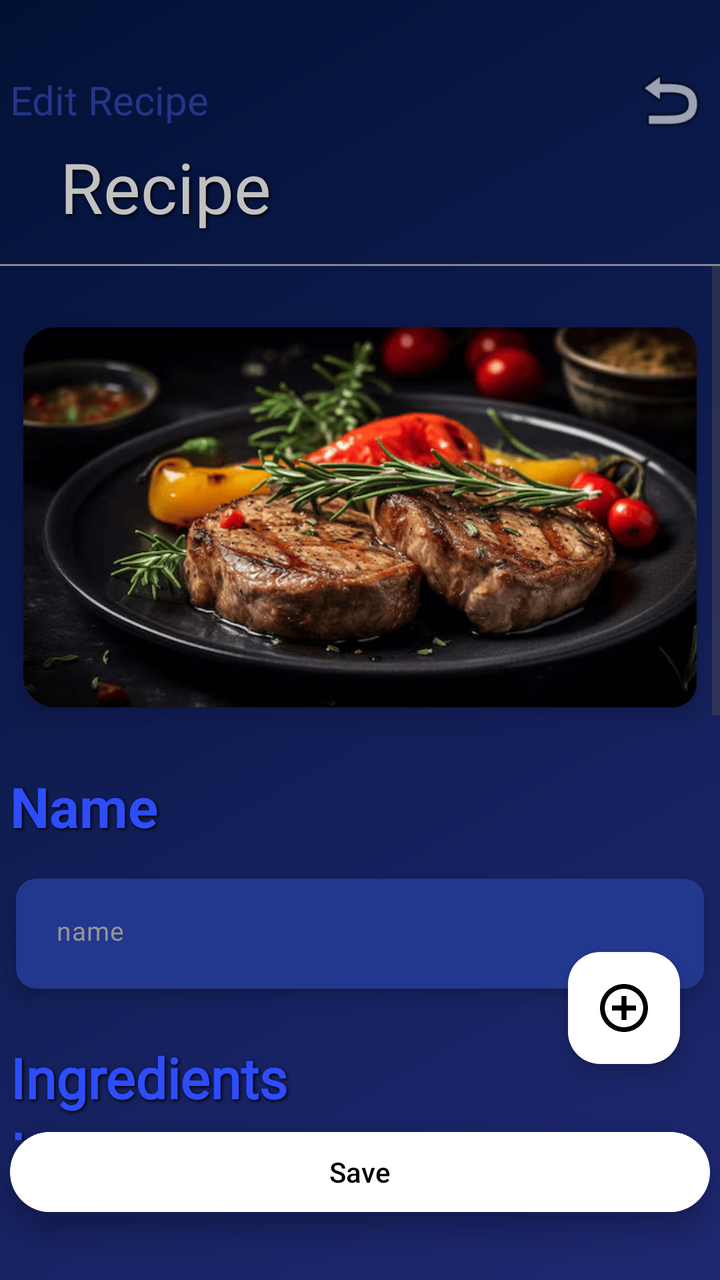
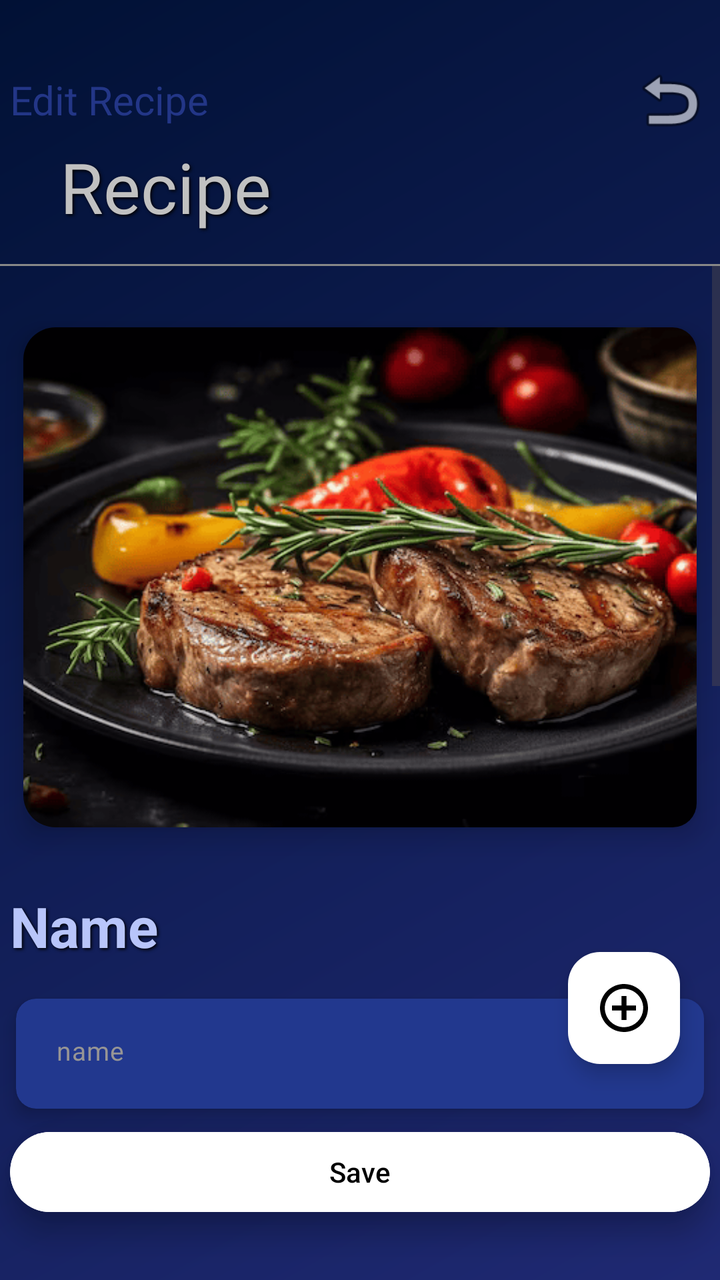

The first picture is an Android layout as it rendered before a commit; the second is the same layout after the commit. The layout source and the unified diff follow.
<!-- AndroidManifest.xml: application theme Theme.Recipe -->
<!-- res/layout/activity_edit_recipe.xml -->
<androidx.constraintlayout.widget.ConstraintLayout
    xmlns:android="http://schemas.android.com/apk/res/android"
    xmlns:app="http://schemas.android.com/apk/res-auto"
    xmlns:tools="http://schemas.android.com/tools"
    android:id="@+id/main"
    android:layout_width="match_parent"
    android:layout_height="match_parent"
    android:background="@drawable/my_background">

    

    <LinearLayout
        android:id="@+id/LinearTitle"
        android:layout_width="350dp"
        android:layout_height="wrap_content"
        android:gravity="center_vertical"
        android:orientation="horizontal"
        android:layout_marginTop="30dp"
        app:layout_constraintTop_toTopOf="parent"
        app:layout_constraintEnd_toEndOf="parent"
        app:layout_constraintStart_toStartOf="parent"
        tools:ignore="MissingConstraints">

        <TextView
            android:id="@+id/YourRecipeTextView"
            android:layout_width="0dp"
            android:layout_height="wrap_content"
            android:layout_weight="1"
            android:fontFamily="@font/archivo_black"
            android:text="Edit Recipe"
            android:textColor="@color/my_recipes_background"
            android:textSize="20sp" />

        <ImageView
            android:id="@+id/ImageViewBack"
            android:layout_width="40dp"
            android:layout_height="40dp"
            android:src="@android:drawable/ic_menu_revert" />
    </LinearLayout>


    
    <TextView
        android:id="@+id/RecipeTextViewShow"
        android:layout_width="0dp"
        android:layout_height="wrap_content"
        android:fontFamily="@font/open_sans_light"
        android:gravity="start"
        android:layout_marginStart="30dp"
        android:layout_marginEnd="30dp"
        android:minHeight="62dp"
        android:maxHeight="200dp"
        android:shadowColor="#000000"
        android:shadowDx="2"
        android:shadowDy="2"
        android:shadowRadius="4"
        android:text="Recipe"
        android:textColor="@color/my_text_view_back"
        android:textSize="35sp"
        app:layout_constraintEnd_toEndOf="parent"
        app:layout_constraintStart_toStartOf="parent"
        app:layout_constraintTop_toBottomOf="@id/LinearTitle" />

    
    <View
        android:id="@+id/lineUnderText"
        android:layout_width="0dp"
        android:layout_height="1dp"
        android:background="#888888"
        app:layout_constraintTop_toBottomOf="@id/RecipeTextViewShow"
        app:layout_constraintStart_toStartOf="parent"
        app:layout_constraintEnd_toEndOf="parent"/>

    
    <ScrollView
        android:id="@+id/scrollContent"
        android:layout_width="0dp"
        android:layout_height="0dp"
        android:fillViewport="true"
        android:layout_marginBottom="70dp"
        app:layout_constraintTop_toBottomOf="@id/lineUnderText"
        app:layout_constraintStart_toStartOf="parent"
        app:layout_constraintEnd_toEndOf="parent"
        app:layout_constraintBottom_toBottomOf="parent">

        
        <LinearLayout
            android:layout_width="match_parent"
            android:layout_height="wrap_content"
            android:orientation="vertical">


            <androidx.cardview.widget.CardView
                android:id="@+id/CardViewRecipeImage"
                android:layout_width="wrap_content"
                android:layout_height="wrap_content"
                android:layout_marginTop="15dp"
                android:layout_gravity="center"
                app:cardCornerRadius="12dp"
                app:cardElevation="8dp"
                app:cardUseCompatPadding="true"
                app:cardBackgroundColor="@android:color/transparent">


                <ImageView
                    android:id="@+id/RecipeImageView"
                    android:layout_width="350dp"
                    android:layout_height="190dp"
                    android:background="@drawable/rounded_image"
                    android:clipToOutline="true"
                    android:scaleType="centerCrop"
                    android:src="@drawable/steak"
                    tools:layout_editor_absoluteX="-66dp"
                    tools:layout_editor_absoluteY="-4dp"
                    />
            </androidx.cardview.widget.CardView>

            <TextView
                android:id="@+id/TextViewNameRecipe"
                android:layout_width="350dp"
                android:layout_height="wrap_content"
                android:layout_gravity="center"
                android:layout_marginTop="15dp"
                android:shadowColor="#000000"
                android:shadowDx="2"
                android:shadowDy="2"
                android:shadowRadius="4"
                android:text="Name"
                android:textColor="@color/my_text_view_show"
                android:textSize="28sp"
                android:textStyle="bold" />

            <androidx.cardview.widget.CardView
                android:id="@+id/CardViewRecipeName"
                android:layout_width="wrap_content"
                android:layout_height="wrap_content"
                android:layout_gravity="center"
                android:layout_marginTop="7dp"
                android:padding="8dp"
                app:cardBackgroundColor="@android:color/transparent"
                app:cardElevation="5dp"
                app:cardCornerRadius="10dp"
                app:cardUseCompatPadding="true">



                <EditText
                    android:id="@+id/EditTextRecipe"
                    style="@style/Widget.Material3.AutoCompleteTextView.OutlinedBox"
                    android:layout_width="350dp"
                    android:layout_height="wrap_content"
                    android:minHeight="55dp"
                    android:gravity="start"
                    android:background="@drawable/textview_border"
                    android:hint="name"
                    android:inputType="text"
                    android:paddingStart="20dp"
                    android:textColor="#DCDCDC"
                    android:textColorHint="#979595"
                    android:textSize="13sp"/>

            </androidx.cardview.widget.CardView>


            
            <TextView
                android:id="@+id/TextViewIngredients"
                android:layout_width="350dp"
                android:layout_height="wrap_content"
                android:layout_gravity="center"
                android:layout_marginTop="15dp"
                android:fontFamily="@font/bakbak_one"
                android:shadowColor="#000000"
                android:shadowDx="2"
                android:shadowDy="2"
                android:shadowRadius="4"
                android:text="Ingredients"
                android:textColor="@color/my_text_view_show"
                android:textSize="28sp"
                android:textStyle="bold" />

            <androidx.recyclerview.widget.RecyclerView
                android:id="@+id/RecyclerViewIngredients"
                android:layout_width="match_parent"
                android:layout_height="wrap_content"
                android:nestedScrollingEnabled="false"
                android:overScrollMode="never"
                tools:listitem="@layout/ingredient_item"
                tools:itemCount="2" />






            <TextView
                android:id="@+id/TextViewInstruction"
                android:layout_width="350dp"
                android:layout_height="wrap_content"
                android:layout_gravity="center"
                android:text="Instruction"
                android:textColor="@color/my_text_view_show"
                android:textSize="28sp"
                android:fontFamily="@font/bakbak_one"
                android:textStyle="bold"
                android:shadowColor="#000000"
                android:shadowDx="2"
                android:shadowDy="2"
                android:shadowRadius="4"/>


            <androidx.cardview.widget.CardView
                android:id="@+id/CardViewInstruction"
                android:layout_width="wrap_content"
                android:layout_height="wrap_content"
                app:cardElevation="8dp"
                android:layout_marginBottom="150dp"
                app:cardCornerRadius="12dp"
                app:cardUseCompatPadding="true"
                app:cardBackgroundColor="@android:color/transparent"
                android:layout_marginTop="7dp"
                android:layout_gravity="center"
                >

            <EditText
                android:id="@+id/EditTextInsctructionRecipe"
                style="@style/Widget.Material3.AutoCompleteTextView.OutlinedBox"
                android:layout_width="350dp"
                android:layout_height="wrap_content"
                android:minHeight="200dp"
                android:background="@drawable/textview_border"
                android:gravity="top|start"
                android:layout_gravity="center"
                android:hint="instruction"
                android:inputType="textMultiLine"
                android:scrollHorizontally="false"
                android:singleLine="false"
                android:textColor="#DCDCDC"
                android:textColorHint="#979595"
                android:textSize="13sp"
                android:scrollbars="vertical"
                app:layout_constraintStart_toStartOf="parent"
                app:layout_constraintEnd_toEndOf="parent"/>
            </androidx.cardview.widget.CardView>

        </LinearLayout>


    </ScrollView>

    <com.google.android.material.floatingactionbutton.FloatingActionButton
        android:id="@+id/floatingActionButton"
        android:layout_width="wrap_content"
        android:layout_height="wrap_content"
        android:layout_marginEnd="20dp"
        android:layout_marginBottom="30dp"
        android:contentDescription="@string/app_name"
        app:backgroundTint="@color/my_textView_gray"
        app:layout_constraintBottom_toTopOf="@id/CardView"
        app:layout_constraintEnd_toEndOf="parent"
        app:srcCompat="@drawable/ic_add_recipe"
        app:tint="@color/black" />

    <androidx.cardview.widget.CardView
        android:id="@+id/CardView"
        android:layout_width="350dp"
        android:layout_height="wrap_content"
        android:layout_gravity="center"
        android:layout_marginTop="20dp"
        android:layout_marginBottom="30dp"
        app:cardBackgroundColor="@android:color/transparent"
        app:cardCornerRadius="120dp"
        app:cardElevation="8dp"
        app:layout_constraintBottom_toBottomOf="parent"
        app:layout_constraintStart_toStartOf="parent"
        app:layout_constraintEnd_toEndOf="parent">

        <Button
            android:id="@+id/RecipeEditButton"
            android:layout_width="match_parent"
            android:layout_height="match_parent"
            android:backgroundTint="@color/my_textView_gray"
            android:elevation="8dp"
            android:text="Save"
            android:textColor="@color/black" />
    </androidx.cardview.widget.CardView>

</androidx.constraintlayout.widget.ConstraintLayout>
<!-- res/layout/ingredient_item.xml (included above) -->
<?xml version="1.0" encoding="utf-8"?>
<androidx.constraintlayout.widget.ConstraintLayout xmlns:android="http://schemas.android.com/apk/res/android"
    xmlns:app="http://schemas.android.com/apk/res-auto"
    android:id="@+id/linearLayout"
    android:layout_width="match_parent"
    android:layout_height="wrap_content"
    android:layout_marginTop="10dp">


    <Button
        android:id="@+id/ButtonDelete"
        style="@style/Widget.AppCompat.Button.Borderless.Colored"
        android:layout_width="wrap_content"
        android:layout_height="wrap_content"
        android:layout_marginEnd="30dp"
        android:minHeight="48dp"
        android:text="Delete"
        android:textColor="@android:color/holo_red_dark"
        android:textSize="10sp"
        app:layout_constraintBottom_toTopOf="@+id/LinearLayoutIngredient"
        app:layout_constraintEnd_toEndOf="parent"
        app:layout_constraintTop_toTopOf="parent" />


    <LinearLayout
        android:id="@+id/LinearLayoutIngredient"
        android:layout_width="350dp"
        android:layout_height="50dp"
        android:background="@drawable/textview_border"
        android:gravity="center"
        android:orientation="horizontal"
        app:layout_constraintBottom_toBottomOf="parent"
        app:layout_constraintEnd_toEndOf="parent"
        app:layout_constraintHorizontal_bias="0.5"
        app:layout_constraintStart_toStartOf="parent"
        app:layout_constraintTop_toBottomOf="@+id/ButtonDelete">

        <EditText
            android:id="@+id/EditTextNameIngredient"
            android:layout_width="140dp"
            android:layout_height="50dp"
            android:layout_marginStart="20dp"
            android:ellipsize="none"
            android:hint="name"
            android:inputType="text"
            android:paddingTop="15dp"
            android:scrollHorizontally="true"
            android:singleLine="true"
            android:textColor="@color/my_text_view_back"
            android:textColorHint="@android:color/darker_gray"
            android:textSize="13sp" />

        <FrameLayout
            android:layout_width="wrap_content"
            android:layout_height="wrap_content">

            <EditText
                android:id="@+id/EditTextWeight"
                android:layout_width="80dp"
                android:layout_height="50dp"
                android:background="@drawable/weight_border"
                android:gravity="center"
                android:hint="Weight"
                android:inputType="numberDecimal"
                android:minHeight="48dp"
                android:paddingStart="7dp"
                android:paddingEnd="7dp"
                android:textColor="@color/my_text_view_back"
                android:textColorHint="@color/my_text_view_back"
                android:textSize="12sp" />
        </FrameLayout>

        <FrameLayout
            android:layout_width="wrap_content"
            android:layout_height="wrap_content">

            <TextView
                android:id="@+id/TextViewUnit"
                android:layout_width="70dp"
                android:layout_height="50dp"
                android:background="@drawable/weight_border"
                android:gravity="center"
                android:hint="kg"
                android:inputType="numberDecimal"
                android:minHeight="48dp"
                android:textColor="@color/my_text_view_back"
                android:textColorHint="#979595"
                android:textSize="13sp" />
        </FrameLayout>

        <Spinner
            android:id="@+id/SpinnerUnit"
            android:layout_width="wrap_content"
            android:layout_height="70dp"
            android:entries="@array/ingredients_unit"
            android:minHeight="48dp" />
    </LinearLayout>


</androidx.constraintlayout.widget.ConstraintLayout>
<!-- resources referenced by this layout -->
<resources>
  <string-array name="ingredients_unit">
          <item>kg</item>
          <item>gr</item>
          <item>l</item>
          <item>ml</item>
          <item>tbsp</item>
          <item>tsp</item>
  
      </string-array>
  <color name="black">#FF000000</color>
  <color name="my_recipes_background">#233687</color>
  <color name="my_textView_gray">#FFFFFF</color>
  <color name="my_text_view_back">#C1C1C1</color>
  <color name="my_text_view_show">#2D4DFB</color>
  <!-- drawable ic_add_recipe (drawable) -->
  <vector xmlns:android="http://schemas.android.com/apk/res/android"
      android:width="512dp"
      android:height="512dp"
      android:viewportWidth="512"
      android:viewportHeight="512">
    <path
        android:pathData="M233,1c-19.9,1.8 -46.4,7.8 -64.9,14.6 -23.7,8.8 -52.9,25.4 -72.7,41.4 -10.1,8.2 -30.2,28.3 -38.4,38.4 -16,19.8 -32.6,49 -41.4,72.7 -12.4,33.6 -17.8,74.2 -14.6,109.7 1.9,21.6 7.6,47 14.6,66.1 8.8,23.7 25.4,52.9 41.4,72.7 8.2,10.1 28.3,30.2 38.4,38.4 19.8,16 49,32.6 72.7,41.4 33.6,12.4 74.2,17.8 109.7,14.6 21.6,-1.9 47,-7.6 66.1,-14.6 23.7,-8.8 52.9,-25.4 72.7,-41.4 10.1,-8.2 30.2,-28.3 38.4,-38.4 16,-19.8 32.6,-49 41.4,-72.7 7,-19.1 12.7,-44.5 14.6,-66.1 3.2,-35.5 -2.2,-76.1 -14.6,-109.7 -8.8,-23.7 -25.4,-52.9 -41.4,-72.7 -8.2,-10.1 -28.3,-30.2 -38.4,-38.4 -19.8,-16 -49,-32.6 -72.7,-41.4 -33.7,-12.4 -74.7,-17.8 -110.9,-14.6zM273.5,52c48.6,4.6 92.4,25.1 126.9,59.6 67.5,67.6 79.6,169.9 29.8,251.4 -15.7,25.7 -41.5,51.5 -67.2,67.2 -54.4,33.3 -118.8,39.7 -177.8,17.6 -27.9,-10.4 -52.3,-26.2 -73.6,-47.4 -62.5,-62.6 -78.1,-156.4 -39,-234.7 37.8,-75.7 118.5,-121.4 200.9,-113.7z"
        android:fillColor="#000000"
        android:strokeColor="#00000000"/>
    <path
        android:pathData="M230,179l0,51 -51,-0 -51,-0 0,26 0,26 51,-0 51,-0 0,51 0,51 26,-0 26,-0 0,-51 0,-51 51,-0 51,-0 0,-26 0,-26 -51,-0 -51,-0 0,-51 0,-51 -26,-0 -26,-0 0,51z"
        android:fillColor="#000000"
        android:strokeColor="#00000000"/>
  </vector>
  <!-- drawable my_background (drawable) -->
  <shape xmlns:android="http://schemas.android.com/apk/res/android"
      android:shape="rectangle">
  
  
      <gradient
          android:type="linear"
          android:startColor="#011135"
          android:endColor="#1F2973"
          android:angle="315" />
  
      <size
          android:width="1080dp"
          android:height="1920dp" />
  </shape>
  <!-- drawable rounded_image (drawable) -->
  <?xml version="1.0" encoding="utf-8"?>
  <shape xmlns:android="http://schemas.android.com/apk/res/android"
      android:shape="rectangle">
  
      <solid android:color="@android:color/transparent"/>
  
      
      <corners android:radius="16dp"/>
  </shape>
  <!-- drawable steak: png bitmap (drawable, 103174 bytes) -->
  <!-- drawable textview_border (drawable) -->
  <?xml version="1.0" encoding="utf-8"?>
  <shape xmlns:android="http://schemas.android.com/apk/res/android"
      android:shape="rectangle">
  
      
      <solid android:color="#22388E" />
  
      
  
  
      
      <corners android:radius="10dp" />
  </shape>
  <!-- drawable weight_border: png bitmap (drawable, 4779 bytes) -->
  <string name="app_name">Recipe</string>
  <style name="Theme.Recipe" parent="Base.Theme.Recipe" />
  <style name="Base.Theme.Recipe" parent="Theme.Material3.DayNight.NoActionBar">
          
          
      </style>
</resources>

<!-- the commit's change to res/layout/activity_edit_recipe.xml (unified diff, before → after) -->
@@ -105,7 +105,7 @@
                 <ImageView
                     android:id="@+id/RecipeImageView"
                     android:layout_width="350dp"
-                    android:layout_height="190dp"
+                    android:layout_height="250dp"
                     android:background="@drawable/rounded_image"
                     android:clipToOutline="true"
                     android:scaleType="centerCrop"
@@ -126,7 +126,7 @@
                 android:shadowDy="2"
                 android:shadowRadius="4"
                 android:text="Name"
-                android:textColor="@color/my_text_view_show"
+                android:textColor="@color/title_my_color"
                 android:textSize="28sp"
                 android:textStyle="bold" />
 
@@ -175,7 +175,7 @@
                 android:shadowDy="2"
                 android:shadowRadius="4"
                 android:text="Ingredients"
-                android:textColor="@color/my_text_view_show"
+                android:textColor="@color/title_my_color"
                 android:textSize="28sp"
                 android:textStyle="bold" />
 
@@ -199,7 +199,7 @@
                 android:layout_height="wrap_content"
                 android:layout_gravity="center"
                 android:text="Instruction"
-                android:textColor="@color/my_text_view_show"
+                android:textColor="@color/title_my_color"
                 android:textSize="28sp"
                 android:fontFamily="@font/bakbak_one"
                 android:textStyle="bold"
<!-- resource entries referenced after the edit -->
@@ -13,7 +13,7 @@
   <color name="my_recipes_background">#233687</color>
   <color name="my_textView_gray">#FFFFFF</color>
   <color name="my_text_view_back">#C1C1C1</color>
-  <color name="my_text_view_show">#2D4DFB</color>
+  <color name="title_my_color">#B8C5FA</color>
   <!-- drawable ic_add_recipe (drawable) -->
   <vector xmlns:android="http://schemas.android.com/apk/res/android"
       android:width="512dp"
